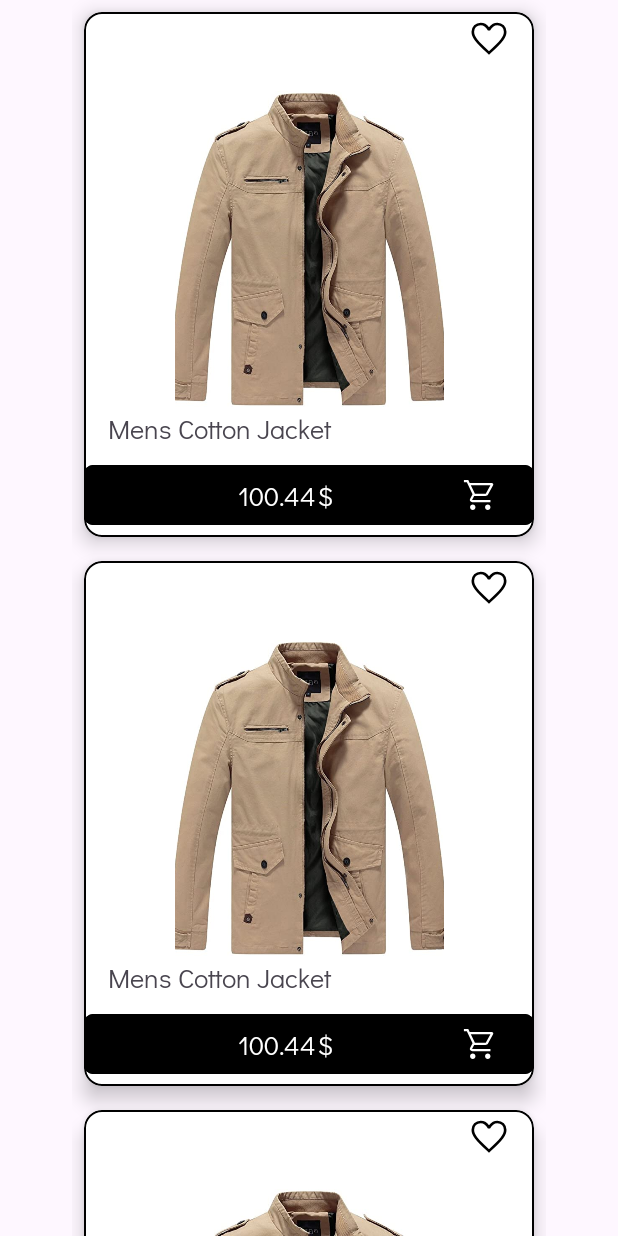
After one commit to maxpoklad/AndroidifyStore, an Android app: the layout fragement_all_products.xml on its own in the app's theme, with its tools: preview values and no code run, on a phone screen of 412 x 824 dp. The commit adds this screen. Run offline under Robolectric (Android 15) with nearby library versions, the phone set to English and light mode, and no system bars.

Commit message:
сreated multiple layouts for the product list, added icons, and testfon. add DispatcherModule

```diff
--- a/app/build.gradle
+++ b/app/build.gradle
@@ -81,7 +81,7 @@ dependencies {
     implementation 'androidx.fragment:fragment-ktx:1.6.0'
     implementation 'androidx.core:core-ktx:1.10.1'
     implementation 'androidx.appcompat:appcompat:1.6.1'
-    implementation 'com.google.android.material:material:1.5.0'
+    implementation 'com.google.android.material:material:1.9.0'
     implementation 'androidx.constraintlayout:constraintlayout:2.1.4'
     testImplementation 'junit:junit:4.13.2'
     androidTestImplementation 'androidx.test.ext:junit:1.1.5'
--- a/app/src/main/java/com/poklad/androidifystore/data/repositories/ProductsRemoteRepositoryImpl.kt
+++ b/app/src/main/java/com/poklad/androidifystore/data/repositories/ProductsRemoteRepositoryImpl.kt
@@ -2,7 +2,6 @@ package com.poklad.androidifystore.data.repositories
 
 import com.poklad.androidifystore.data.mapper.ProductDtoToProductMapper
 import com.poklad.androidifystore.data.remote.StoreApi
-import com.poklad.androidifystore.data.remote.model.ProductItemModel
 import com.poklad.androidifystore.domain.model.ProductItem
 import com.poklad.androidifystore.domain.repositories.ProductsRepository
 
--- /dev/null
+++ b/app/src/main/java/com/poklad/androidifystore/di/modules/DispatcherModule.kt
@@ -0,0 +1,21 @@
+package com.poklad.androidifystore.di.modules
+
+import com.poklad.androidifystore.utils.DispatchersProvider
+import dagger.Module
+import dagger.Provides
+import kotlinx.coroutines.CoroutineDispatcher
+import kotlinx.coroutines.Dispatchers
+import javax.inject.Singleton
+
+@Module
+object DispatcherModule {
+
+    @Singleton
+    @Provides
+    fun provideDispatchersModule(): DispatchersProvider = object : DispatchersProvider {
+        override fun getIO(): CoroutineDispatcher = Dispatchers.IO
+        override fun getMain(): CoroutineDispatcher = Dispatchers.Main
+        override fun getUnconfined(): CoroutineDispatcher = Dispatchers.Unconfined
+        override fun getDefault(): CoroutineDispatcher = Dispatchers.Default
+    }
+}
--- a/app/src/main/java/com/poklad/androidifystore/presentation/ui/base/BaseViewModel.kt
+++ b/app/src/main/java/com/poklad/androidifystore/presentation/ui/base/BaseViewModel.kt
@@ -6,7 +6,4 @@ import com.poklad.androidifystore.utils.DispatchersProvider
 abstract class BaseViewModel(
     val dispatchers: DispatchersProvider
 ) : ViewModel() {
-    override fun onCleared() {
-        super.onCleared()
-    }
 }
--- /dev/null
+++ b/app/src/main/java/com/poklad/androidifystore/presentation/ui/screens/all_products/AllProductsViewModel.kt
@@ -0,0 +1 @@
+package com.poklad.androidifystore.presentation.ui.screens.all_products
--- a/app/src/main/java/com/poklad/androidifystore/utils/DispatchersProvider.kt
+++ b/app/src/main/java/com/poklad/androidifystore/utils/DispatchersProvider.kt
@@ -1,10 +1,9 @@
 package com.poklad.androidifystore.utils
 
 import kotlinx.coroutines.CoroutineDispatcher
-
 interface DispatchersProvider {
     fun getIO(): CoroutineDispatcher
     fun getMain(): CoroutineDispatcher
-    fun getMainImmediate(): CoroutineDispatcher
+    fun getUnconfined(): CoroutineDispatcher
     fun getDefault(): CoroutineDispatcher
 }
--- a/app/src/main/java/com/poklad/androidifystore/utils/Resource.kt
+++ b/app/src/main/java/com/poklad/androidifystore/utils/Resource.kt
@@ -1,9 +1,7 @@
 package com.poklad.androidifystore.utils
 
-sealed class Resource() {
+sealed class Resource{
     class Success<T>(data: T) : Resource()
     class Error(val throwable: Throwable?) : Resource()
-    //todo а может нужні данные чтобы отображать что-то даже если не дозвонились до сервера
-    //если во вьюмодел, то норм, если будет в Usecasr  то нужно данные передавать вроде.
     object Loading : Resource()
 }
--- /dev/null
+++ b/app/src/main/res/drawable/ic_favorite_border_black_48.xml
@@ -0,0 +1,9 @@
+<vector xmlns:android="http://schemas.android.com/apk/res/android"
+    android:width="48dp"
+    android:height="48dp"
+    android:viewportWidth="48"
+    android:viewportHeight="48">
+    <path
+        android:fillColor="@color/black"
+        android:pathData="M24,41.95 L21.95,40.1Q16.65,35.25 13.2,31.725Q9.75,28.2 7.7,25.425Q5.65,22.65 4.825,20.4Q4,18.15 4,15.85Q4,11.35 7.025,8.325Q10.05,5.3 14.5,5.3Q17.35,5.3 19.775,6.65Q22.2,8 24,10.55Q26.1,7.85 28.45,6.575Q30.8,5.3 33.5,5.3Q37.95,5.3 40.975,8.325Q44,11.35 44,15.85Q44,18.15 43.175,20.4Q42.35,22.65 40.3,25.425Q38.25,28.2 34.8,31.725Q31.35,35.25 26.05,40.1ZM24,38Q29.05,33.35 32.325,30.025Q35.6,26.7 37.525,24.2Q39.45,21.7 40.225,19.75Q41,17.8 41,15.85Q41,12.55 38.9,10.425Q36.8,8.3 33.5,8.3Q30.95,8.3 28.75,9.875Q26.55,11.45 25.2,14.3H22.75Q21.45,11.5 19.25,9.9Q17.05,8.3 14.5,8.3Q11.2,8.3 9.1,10.425Q7,12.55 7,15.85Q7,17.8 7.775,19.775Q8.55,21.75 10.475,24.275Q12.4,26.8 15.7,30.1Q19,33.4 24,38ZM24,23.15Q24,23.15 24,23.15Q24,23.15 24,23.15Q24,23.15 24,23.15Q24,23.15 24,23.15Q24,23.15 24,23.15Q24,23.15 24,23.15Q24,23.15 24,23.15Q24,23.15 24,23.15Q24,23.15 24,23.15Q24,23.15 24,23.15Q24,23.15 24,23.15Q24,23.15 24,23.15Q24,23.15 24,23.15Q24,23.15 24,23.15Q24,23.15 24,23.15Q24,23.15 24,23.15Z" />
+</vector>
--- /dev/null
+++ b/app/src/main/res/drawable/ic_shopping_cart.xml
@@ -0,0 +1,13 @@
+<?xml version="1.0"?>
+<vector xmlns:android="http://schemas.android.com/apk/res/android"
+    android:width="24dp"
+    android:height="24dp"
+    android:tint="@color/white"
+    android:viewportWidth="960"
+    android:viewportHeight="960">
+
+    <path
+        android:fillColor="@android:color/white"
+        android:pathData="M286.79,879Q257,879 236,857.79Q215,836.58 215,806.79Q215,777 236.21,756Q257.42,735 287.21,735Q317,735 338,756.21Q359,777.42 359,807.21Q359,837 337.79,858Q316.58,879 286.79,879ZM686.79,879Q657,879 636,857.79Q615,836.58 615,806.79Q615,777 636.21,756Q657.42,735 687.21,735Q717,735 738,756.21Q759,777.42 759,807.21Q759,837 737.79,858Q716.58,879 686.79,879ZM235,219L345,447L633,447Q633,447 633,447Q633,447 633,447L758,219Q758,219 758,219Q758,219 758,219L235,219ZM205,159L794.07,159Q817.04,159 829.02,180Q841,201 829,222L694,465Q683,484 665.44,495.5Q647.88,507 627,507L324,507L268,611Q268,611 268,611Q268,611 268,611L759,611L759,671L277,671Q235,671 216.5,643Q198,615 217,580L281,462L129,140L51,140L51,80L168,80L205,159ZM345,447L345,447L633,447Q633,447 633,447Q633,447 633,447L633,447L345,447Z" />
+
+</vector>
--- a/app/src/main/res/layout/activity_main.xml
+++ b/app/src/main/res/layout/activity_main.xml
@@ -1,18 +1,7 @@
 <?xml version="1.0" encoding="utf-8"?>
-<androidx.constraintlayout.widget.ConstraintLayout xmlns:android="http://schemas.android.com/apk/res/android"
-    xmlns:app="http://schemas.android.com/apk/res-auto"
+<androidx.fragment.app.FragmentContainerView xmlns:android="http://schemas.android.com/apk/res/android"
     xmlns:tools="http://schemas.android.com/tools"
+    android:id="@+id/fragment_container"
     android:layout_width="match_parent"
     android:layout_height="match_parent"
-    tools:context=".presentation.MainActivity">
-
-    <TextView
-        android:layout_width="wrap_content"
-        android:layout_height="wrap_content"
-        android:text="Hello World!"
-        app:layout_constraintBottom_toBottomOf="parent"
-        app:layout_constraintEnd_toEndOf="parent"
-        app:layout_constraintStart_toStartOf="parent"
-        app:layout_constraintTop_toTopOf="parent" />
-
-</androidx.constraintlayout.widget.ConstraintLayout>
+    tools:context=".presentation.MainActivity" />
--- a/app/src/main/res/layout/activity_spalsh.xml
+++ /dev/null
@@ -1,6 +0,0 @@
-<?xml version="1.0" encoding="utf-8"?>
-<androidx.constraintlayout.widget.ConstraintLayout xmlns:android="http://schemas.android.com/apk/res/android"
-    android:layout_width="match_parent"
-    android:layout_height="match_parent">
-
-</androidx.constraintlayout.widget.ConstraintLayout>
--- /dev/null
+++ b/app/src/main/res/layout/fragement_all_products.xml
@@ -0,0 +1,17 @@
+<?xml version="1.0" encoding="utf-8"?>
+<androidx.constraintlayout.widget.ConstraintLayout xmlns:android="http://schemas.android.com/apk/res/android"
+    xmlns:app="http://schemas.android.com/apk/res-auto"
+    android:layout_width="match_parent"
+    android:layout_height="match_parent"
+    xmlns:tools="http://schemas.android.com/tools">
+
+    <androidx.recyclerview.widget.RecyclerView
+        android:id="@+id/rv_product_list"
+        android:layout_width="wrap_content"
+        android:layout_height="wrap_content"
+        app:layout_constraintEnd_toEndOf="parent"
+        app:layout_constraintStart_toStartOf="parent"
+        tools:listitem="@layout/item_product"
+        app:layout_constraintTop_toTopOf="parent" />
+
+</androidx.constraintlayout.widget.ConstraintLayout>
--- /dev/null
+++ b/app/src/main/res/layout/item_product.xml
@@ -0,0 +1,72 @@
+<!-- res/layout/item_product.xml -->
+<com.google.android.material.card.MaterialCardView xmlns:android="http://schemas.android.com/apk/res/android"
+    xmlns:app="http://schemas.android.com/apk/res-auto"
+    android:id="@+id/cardView"
+    android:layout_width="wrap_content"
+    android:layout_height="wrap_content"
+    android:layout_margin="@dimen/projectMargin"
+    android:backgroundTint="@color/white"
+    app:cardCornerRadius="@dimen/itemCardRadius"
+    app:cardElevation="@dimen/itemCardElevation"
+    app:strokeColor="@color/black">
+
+    <androidx.constraintlayout.widget.ConstraintLayout
+        android:layout_width="300dp"
+        android:layout_height="350dp">
+
+        <ImageView
+            android:id="@+id/productImageView"
+            android:layout_width="179dp"
+            android:layout_height="211dp"
+            android:contentDescription="@string/product_s_image"
+            android:scaleType="centerCrop"
+            android:src="@drawable/image_test_jacket"
+            app:layout_constraintBottom_toTopOf="@+id/titleTextView"
+            app:layout_constraintEnd_toEndOf="parent"
+            app:layout_constraintHorizontal_bias="0.504"
+            app:layout_constraintStart_toStartOf="parent" />
+
+        <ImageView
+            android:id="@+id/favoriteImageView"
+            android:layout_width="28dp"
+            android:layout_height="28dp"
+            android:layout_marginTop="4dp"
+            android:layout_marginEnd="16dp"
+            android:contentDescription="@string/add_products_to_favorite"
+            android:src="@drawable/ic_favorite_border_black_48"
+            app:layout_constraintEnd_toEndOf="parent"
+            app:layout_constraintTop_toTopOf="parent" />
+
+        <TextView
+            android:id="@+id/titleTextView"
+            android:layout_width="0dp"
+            android:layout_height="wrap_content"
+            android:layout_marginStart="16dp"
+            android:layout_marginTop="8dp"
+            android:layout_marginEnd="16dp"
+            android:layout_marginBottom="8dp"
+            android:fontFamily="@font/didactgothicregular"
+            android:text="@string/mens_cotton_jacket"
+            android:textSize="@dimen/text_size_in_item"
+            app:layout_constraintBottom_toTopOf="@id/priceButton"
+            app:layout_constraintEnd_toEndOf="parent"
+            app:layout_constraintStart_toStartOf="parent" />
+
+        <Button
+            android:id="@+id/priceButton"
+            android:layout_width="0dp"
+            android:layout_height="wrap_content"
+            android:layout_marginBottom="4dp"
+            android:backgroundTint="@color/black"
+            android:drawableEnd="@drawable/ic_shopping_cart"
+            android:fontFamily="@font/didactgothicregular"
+            android:text="@string/price_value"
+            android:textColor="@color/white"
+            android:textSize="@dimen/text_size_in_item"
+            app:cornerRadius="6dp"
+            app:layout_constraintBottom_toBottomOf="parent"
+            app:layout_constraintEnd_toEndOf="parent"
+            app:layout_constraintStart_toStartOf="parent" />
+    </androidx.constraintlayout.widget.ConstraintLayout>
+
+</com.google.android.material.card.MaterialCardView>
--- /dev/null
+++ b/app/src/main/res/values/dimens.xml
@@ -0,0 +1,9 @@
+<?xml version="1.0" encoding="utf-8"?>
+<resources>
+    <dimen name="image_width">300dp</dimen>
+    <dimen name="image_height">350dp</dimen>
+    <dimen name="itemCardElevation">8dp</dimen>
+    <dimen name="itemCardRadius">12dp</dimen>
+    <dimen name="projectMargin">8dp</dimen>
+    <dimen name="text_size_in_item">18sp</dimen>
+</resources>
--- a/app/src/main/res/values/strings.xml
+++ b/app/src/main/res/values/strings.xml
@@ -1,3 +1,7 @@
 <resources>
     <string name="app_name">AndroidifyStore</string>
+    <string name="mens_cotton_jacket">Mens Cotton Jacket</string>
+    <string name="price_value">100.44$</string>
+    <string name="add_products_to_favorite">add products to favorite</string>
+    <string name="product_s_image">product\'s image</string>
 </resources>
```
Also changed, not shown: app/src/main/res/drawable/image_test_jacket.png (added), app/src/main/res/font/didactgothicregular.ttf (added).
